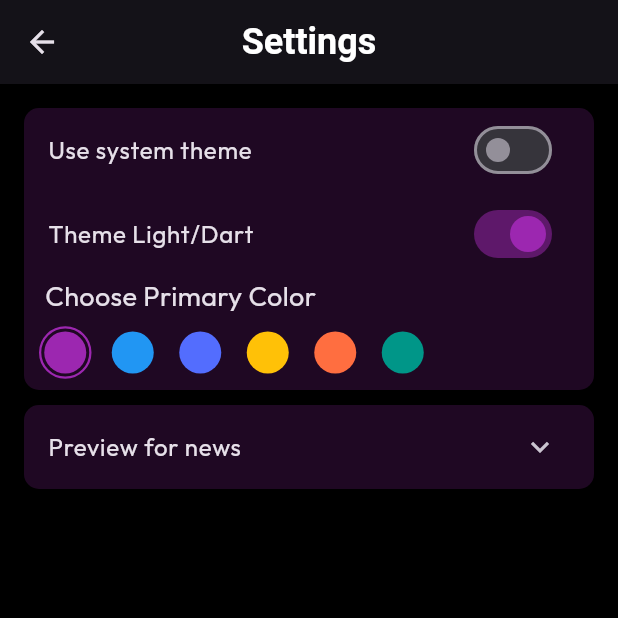
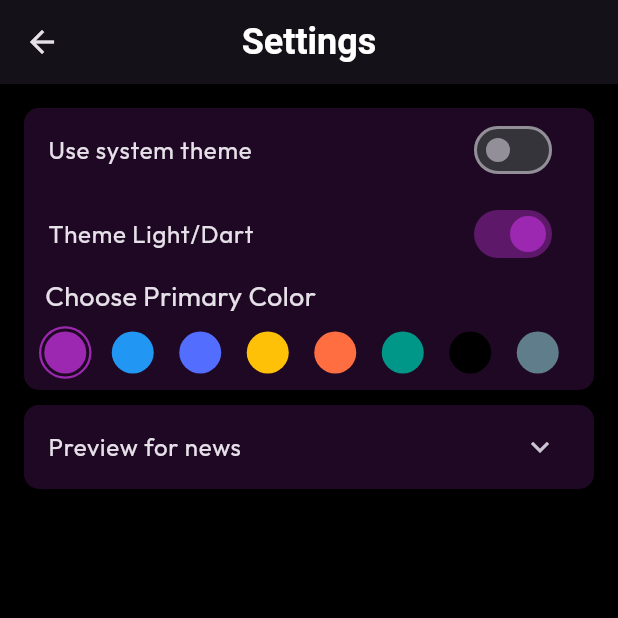
Before and after one commit to Abdurahmon727/News-app, a Flutter app: the SettingsPage screen opened directly, on a phone screen of 412 x 824 dp, the top half of it. Run offline on Flutter 3.47's test engine with Material 2 defaults, Android fonts, the phone set to English and light mode, and no system bars; our stand-ins replace appinio_swiper, bloc, cached_network_image, dio, equatable, flutter_bloc and 7 more; accounts and stored records are empty; generated files the repository leaves out were written again.

Commit message:
feat: new 2 primary colors

```diff
--- a/lib/assets/constants.dart
+++ b/lib/assets/constants.dart
@@ -14,4 +14,6 @@ final themePrimaryColors = [
   Colors.amber,
   Colors.deepOrangeAccent,
   Colors.teal,
+  Colors.black,
+  Colors.blueGrey
 ];
```
